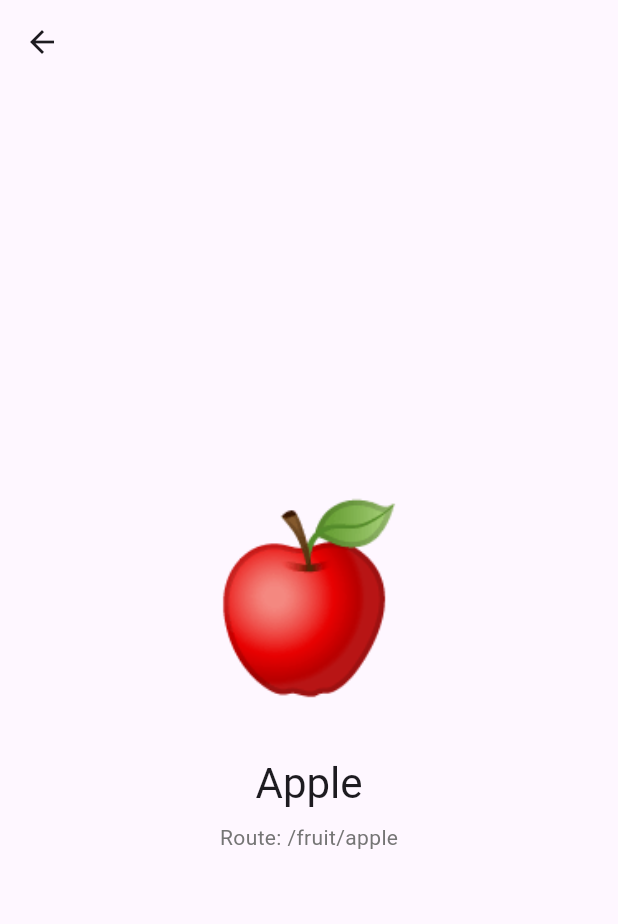
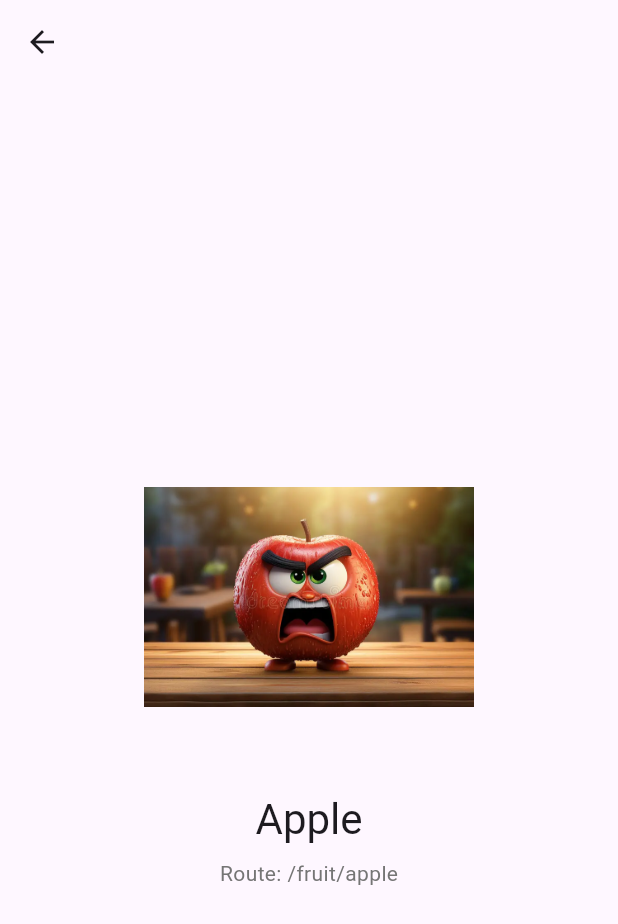
Before and after one commit to JanKennethGerona/Gerona-CS-Elective-2, a Flutter app: the screen it shows after launch, after a tap on "Apple", on a phone screen of 412 x 824 dp. Shown: the top 924 px of the screen. Run offline on Flutter 3.47's test engine with Material 3 defaults, Android fonts, the phone set to English and light mode, and no system bars; our stand-ins replace go_router.

Commit message:
Map fruit detail pages to image assets

```diff
--- a/lib/main.dart
+++ b/lib/main.dart
@@ -98,26 +98,44 @@ class FruitDetailPage extends StatelessWidget {
 
   const FruitDetailPage({super.key, required this.fruitName});
 
-  Map<String, String> _getFruitData(String name) {
+  String _getImageAsset(String name) {
     switch (name.toLowerCase()) {
       case 'apple':
-        return {'title': 'Apple', 'icon': '🍎'};
+        return 'pics/images (00).webp';
       case 'banana':
-        return {'title': 'Banana', 'icon': '🍌'};
-      case 'orange':
-        return {'title': 'Orange', 'icon': '🍊'};
+        return 'pics/images (0).jpg';
+      case 'pineapple':
+        return 'pics/images (1).jpg';
       case 'strawberry':
-        return {'title': 'Strawberry', 'icon': '🍓'};
+        return 'pics/images (2).jpg';
       case 'watermelon':
-        return {'title': 'Watermelon', 'icon': '🍉'};
+        return 'pics/images (3).jpg';
       default:
-        return {'title': name, 'icon': '🍇'};
+        return 'pics/images (0).jpg';
+    }
+  }
+
+  String _getFruitTitle(String name) {
+    switch (name.toLowerCase()) {
+      case 'apple':
+        return 'Apple';
+      case 'banana':
+        return 'Banana';
+      case 'pineapple':
+        return 'Pineapple';
+      case 'strawberry':
+        return 'Strawberry';
+      case 'watermelon':
+        return 'Watermelon';
+      default:
+        return name;
     }
   }
 
   @override
   Widget build(BuildContext context) {
-    final fruitData = _getFruitData(fruitName);
+    final imageAsset = _getImageAsset(fruitName);
+    final title = _getFruitTitle(fruitName);
 
     return Scaffold(
       appBar: AppBar(
@@ -130,10 +148,15 @@ class FruitDetailPage extends StatelessWidget {
         child: Column(
           mainAxisAlignment: MainAxisAlignment.center,
           children: [
-            Text(fruitData['icon']!, style: const TextStyle(fontSize: 120)),
+            Image.asset(
+              imageAsset,
+              width: 220,
+              height: 220,
+              fit: BoxFit.contain,
+            ),
             const SizedBox(height: 20),
             Text(
-              fruitData['title']!,
+              title,
               style: Theme.of(context).textTheme.headlineMedium,
             ),
             const SizedBox(height: 8),
```
Also changed, not shown: pubspec.yaml (+6 -4 lines), 1 other file.
